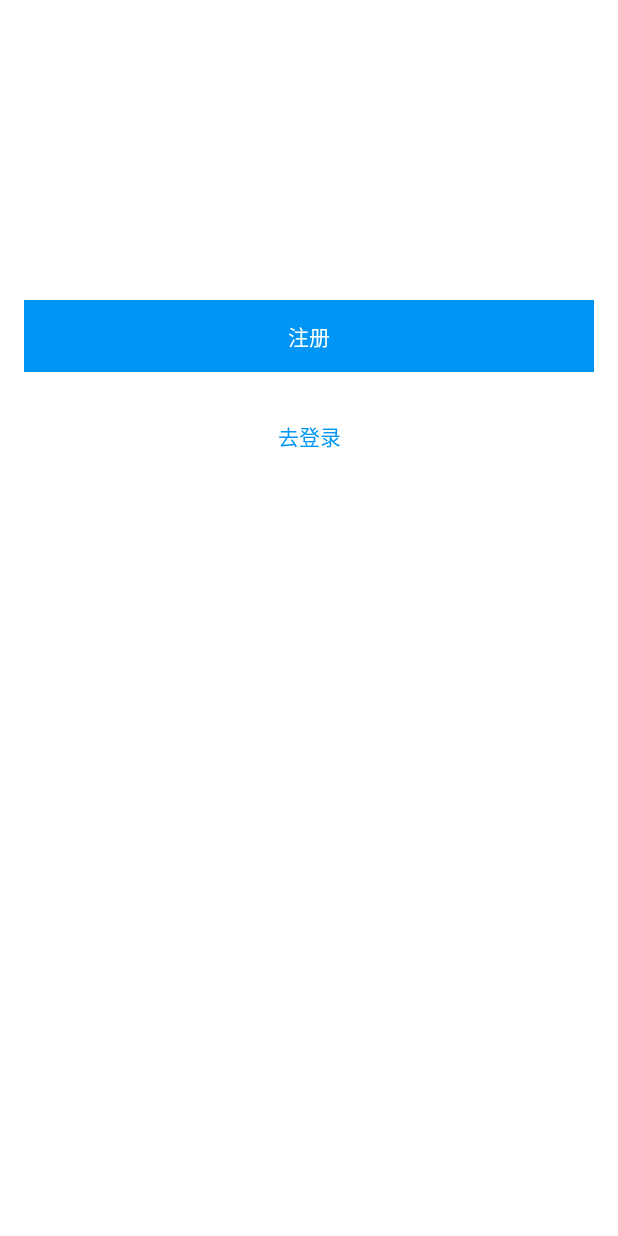
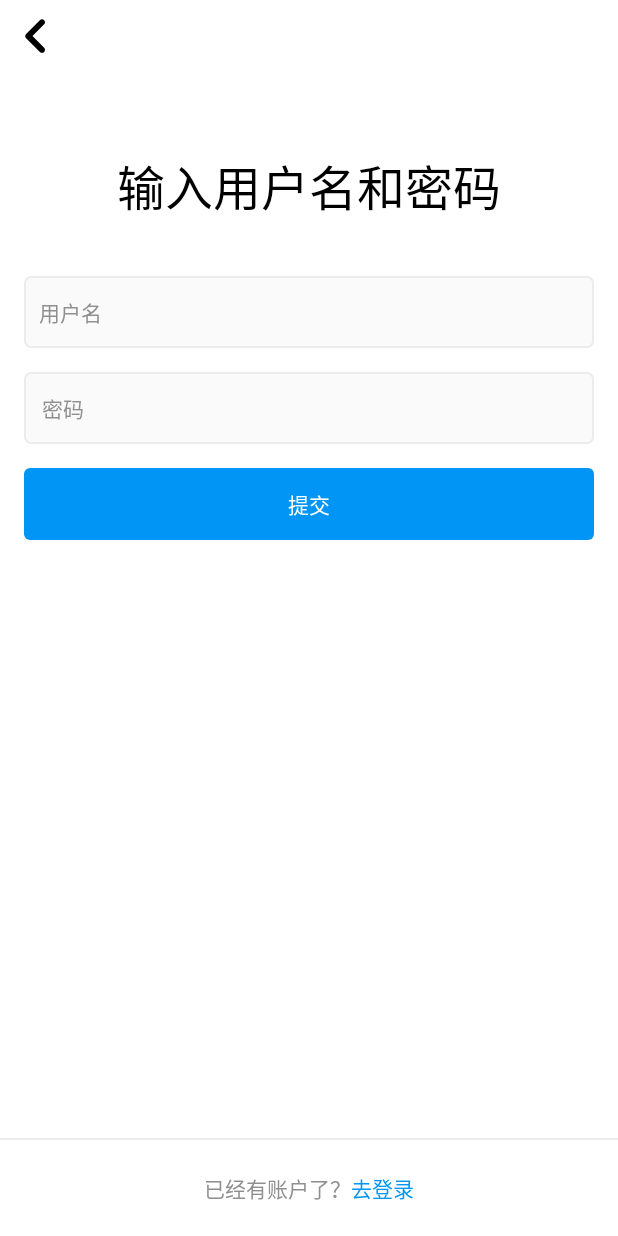
Before and after one commit to rainius/Picasto2, an Android app: the RegisterActivity screen opened directly, with no data from a screen before it, on a phone screen of 412 x 824 dp. Run offline under Robolectric (Android 15) with nearby library versions, the phone set to English and light mode, and no system bars.

Commit message:
register

```diff
--- a/app/src/main/java/com/dmtech/app/pcst/RegisterActivity.java
+++ b/app/src/main/java/com/dmtech/app/pcst/RegisterActivity.java
@@ -17,6 +17,8 @@ public class RegisterActivity extends AppCompatActivity
         findViewById(R.id.btn_register).setOnClickListener(this);
         //监听去登录按钮
         findViewById(R.id.btn_go_login).setOnClickListener(this);
+        //监听回退图标按钮
+        findViewById(R.id.btn_register_back).setOnClickListener(this);
     }
 
     @Override
@@ -24,6 +26,7 @@ public class RegisterActivity extends AppCompatActivity
         switch (v.getId()) {
             case R.id.btn_register:
             case R.id.btn_go_login:
+            case R.id.btn_register_back:
                 onBackPressed();
                 break;
         }
--- /dev/null
+++ b/app/src/main/res/drawable/ic_nav_left.xml
@@ -0,0 +1,10 @@
+<vector xmlns:android="http://schemas.android.com/apk/res/android"
+    android:width="24dp"
+    android:height="24dp"
+    android:viewportWidth="24"
+    android:viewportHeight="24"
+    android:tint="?attr/colorControlNormal">
+  <path
+      android:fillColor="@color/black"
+      android:pathData="M14.71,6.71c-0.39,-0.39 -1.02,-0.39 -1.41,0L8.71,11.3c-0.39,0.39 -0.39,1.02 0,1.41l4.59,4.59c0.39,0.39 1.02,0.39 1.41,0 0.39,-0.39 0.39,-1.02 0,-1.41L10.83,12l3.88,-3.88c0.39,-0.39 0.38,-1.03 0,-1.41z"/>
+</vector>
--- /dev/null
+++ b/app/src/main/res/drawable/login_edit_bg.xml
@@ -0,0 +1,9 @@
+<?xml version="1.0" encoding="utf-8"?>
+<shape xmlns:android="http://schemas.android.com/apk/res/android"
+    android:shape="rectangle">
+    <!-- 填充颜色 -->
+    <solid android:color="@color/edit_bg"/>
+    <stroke android:width="1dp" android:color="@color/edit_border"/>
+    <!-- 矩形的圆角半径 -->
+    <corners android:radius="4dp" />
+</shape>
--- /dev/null
+++ b/app/src/main/res/drawable/main_button_selector.xml
@@ -0,0 +1,5 @@
+<?xml version="1.0" encoding="utf-8"?>
+<selector xmlns:android="http://schemas.android.com/apk/res/android">
+    <item android:state_pressed="true" android:drawable="@drawable/main_button_bg"/>
+    <item android:state_pressed="false" android:drawable="@drawable/main_button_bg"/>
+</selector>
--- a/app/src/main/res/layout/activity_register.xml
+++ b/app/src/main/res/layout/activity_register.xml
@@ -6,29 +6,119 @@
     android:layout_height="match_parent"
     tools:context=".LoginActivity">
 
+    <EditText
+        android:id="@+id/edit_reg_user"
+        android:layout_width="0dp"
+        android:layout_height="48dp"
+        android:layout_marginStart="16dp"
+        android:layout_marginTop="36dp"
+        android:layout_marginEnd="16dp"
+        android:background="@drawable/edit_text_bg"
+        android:ems="10"
+        android:hint="@string/username"
+        android:inputType="textPersonName"
+        android:paddingStart="10dp"
+        android:paddingEnd="10dp"
+        android:singleLine="true"
+        android:textColor="@color/text_primary"
+        android:textColorHint="@color/text_secondary"
+        android:textSize="14sp"
+        app:layout_constraintEnd_toEndOf="parent"
+        app:layout_constraintHorizontal_bias="1.0"
+        app:layout_constraintStart_toStartOf="parent"
+        app:layout_constraintTop_toBottomOf="@+id/textView2" />
+
+    <EditText
+        android:id="@+id/edit_reg_password"
+        android:layout_width="0dp"
+        android:layout_height="48dp"
+        android:layout_marginStart="16dp"
+        android:layout_marginTop="16dp"
+        android:layout_marginEnd="16dp"
+        android:background="@drawable/edit_text_bg"
+        android:ems="10"
+        android:hint="@string/password"
+        android:inputType="textPassword"
+        android:paddingStart="12dp"
+        android:paddingEnd="12dp"
+        android:singleLine="true"
+        android:textColor="@color/text_primary"
+        android:textColorHint="@color/text_secondary"
+        android:textSize="14sp"
+        app:layout_constraintEnd_toEndOf="parent"
+        app:layout_constraintHorizontal_bias="0.0"
+        app:layout_constraintStart_toStartOf="parent"
+        app:layout_constraintTop_toBottomOf="@+id/edit_reg_user" />
+
     <TextView
         android:id="@+id/btn_register"
         android:layout_width="0dp"
         android:layout_height="48dp"
         android:layout_marginStart="16dp"
-        android:layout_marginTop="200dp"
+        android:layout_marginTop="16dp"
         android:layout_marginEnd="16dp"
-        android:background="@color/blue_100"
+        android:background="@drawable/main_button_bg"
         android:gravity="center"
-        android:text="注册"
+        android:text="提交"
         android:textColor="@color/white"
+        app:layout_constraintEnd_toEndOf="parent"
+        app:layout_constraintHorizontal_bias="0.0"
+        app:layout_constraintStart_toStartOf="parent"
+        app:layout_constraintTop_toBottomOf="@+id/edit_reg_password" />
+
+    <ImageView
+        android:id="@+id/btn_register_back"
+        android:layout_width="48dp"
+        android:layout_height="48dp"
+        app:layout_constraintStart_toStartOf="parent"
+        app:layout_constraintTop_toTopOf="parent"
+        app:srcCompat="@drawable/ic_nav_left"
+        app:tint="@color/text_primary" />
+
+    <TextView
+        android:id="@+id/textView2"
+        android:layout_width="wrap_content"
+        android:layout_height="wrap_content"
+        android:layout_marginTop="100dp"
+        android:text="@string/input_user_pass"
+        android:textColor="@color/text_primary"
+        android:textSize="32sp"
         app:layout_constraintEnd_toEndOf="parent"
         app:layout_constraintStart_toStartOf="parent"
         app:layout_constraintTop_toTopOf="parent" />
+
+    <View
+        android:id="@+id/divider"
+        android:layout_width="0dp"
+        android:layout_height="1dp"
+        android:layout_marginBottom="64dp"
+        android:background="@color/edit_border"
+        app:layout_constraintBottom_toBottomOf="parent"
+        app:layout_constraintEnd_toEndOf="parent"
+        app:layout_constraintStart_toStartOf="parent" />
 
     <TextView
         android:id="@+id/btn_go_login"
         android:layout_width="wrap_content"
         android:layout_height="wrap_content"
-        android:layout_marginTop="32dp"
         android:text="去登录"
         android:textColor="@color/blue_100"
+        app:layout_constraintBottom_toBottomOf="parent"
         app:layout_constraintEnd_toEndOf="parent"
+        app:layout_constraintHorizontal_bias="0.5"
+        app:layout_constraintStart_toEndOf="@+id/textView"
+        app:layout_constraintTop_toBottomOf="@+id/divider" />
+
+    <TextView
+        android:id="@+id/textView"
+        android:layout_width="wrap_content"
+        android:layout_height="wrap_content"
+        android:text="@string/have_an_account"
+        android:textColor="@color/text_secondary"
+        app:layout_constraintBottom_toBottomOf="parent"
+        app:layout_constraintEnd_toStartOf="@+id/btn_go_login"
+        app:layout_constraintHorizontal_bias="0.5"
+        app:layout_constraintHorizontal_chainStyle="packed"
         app:layout_constraintStart_toStartOf="parent"
-        app:layout_constraintTop_toBottomOf="@+id/btn_register" />
+        app:layout_constraintTop_toBottomOf="@+id/divider" />
 </androidx.constraintlayout.widget.ConstraintLayout>
--- /dev/null
+++ b/app/src/main/res/values/dimens.xml
@@ -0,0 +1,4 @@
+<?xml version="1.0" encoding="utf-8"?>
+<resources>
+    <dimen name="padding_edit">12dp</dimen>
+</resources>
--- a/app/src/main/res/values/strings.xml
+++ b/app/src/main/res/values/strings.xml
@@ -7,4 +7,6 @@
     <string name="have_no_account">还没有账户？</string>
     <string name="register_now">立即注册</string>
     <string name="username">用户名</string>
+    <string name="input_user_pass">输入用户名和密码</string>
+    <string name="have_an_account">已经有账户了？</string>
 </resources>
```
